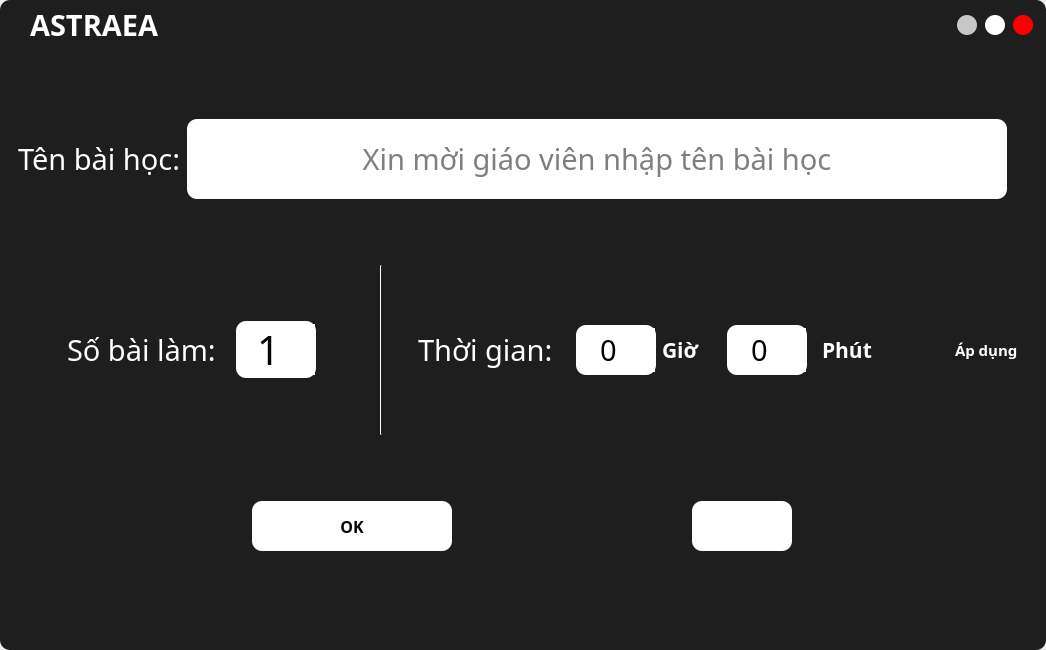
Qt form UI_Files/edit_form.ui (hoangm960/Astraea) before a commit.
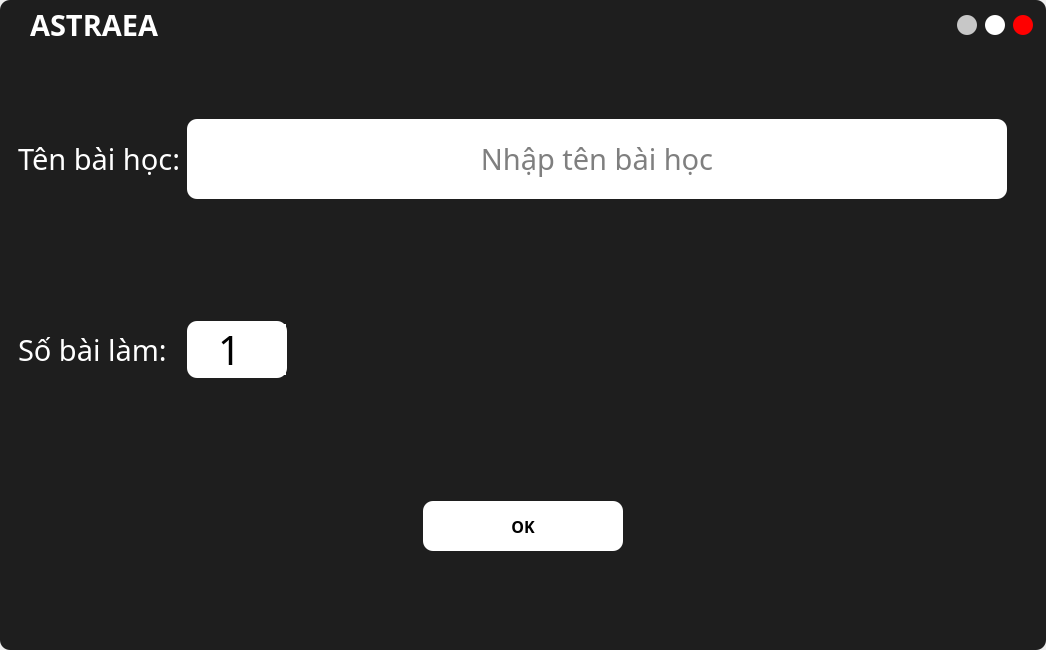
The same form after that commit. The open tabs and pages were chosen to show the change. Icons and pictures are not drawn.

```diff
--- a/UI_Files/edit_form.ui
+++ b/UI_Files/edit_form.ui
@@ -413,7 +413,7 @@
                        <set>Qt::AlignCenter</set>
                       </property>
                       <property name="placeholderText">
-                       <string>Xin mời giáo viên nhập tên bài học</string>
+                       <string>Nhập tên bài học</string>
                       </property>
                       <property name="cursorMoveStyle">
                        <enum>Qt::VisualMoveStyle</enum>
@@ -487,30 +487,17 @@
                            <number>20</number>
                           </property>
                           <property name="leftMargin">
-                           <number>0</number>
+                           <number>9</number>
                           </property>
                           <property name="topMargin">
                            <number>0</number>
                           </property>
                           <property name="rightMargin">
-                           <number>0</number>
+                           <number>30</number>
                           </property>
                           <property name="bottomMargin">
                            <number>0</number>
                           </property>
-                          <item>
-                           <spacer name="horizontalSpacer">
-                            <property name="orientation">
-                             <enum>Qt::Horizontal</enum>
-                            </property>
-                            <property name="sizeHint" stdset="0">
-                             <size>
-                              <width>40</width>
-                              <height>20</height>
-                             </size>
-                            </property>
-                           </spacer>
-                          </item>
                           <item>
                            <widget class="QLabel" name="num_label">
                             <property name="minimumSize">
@@ -533,15 +520,15 @@
                           <item>
                            <widget class="QSpinBox" name="num_entry">
                             <property name="sizePolicy">
-                             <sizepolicy hsizetype="Expanding" vsizetype="Fixed">
+                             <sizepolicy hsizetype="Preferred" vsizetype="Fixed">
                               <horstretch>0</horstretch>
                               <verstretch>0</verstretch>
                              </sizepolicy>
                             </property>
                             <property name="minimumSize">
                              <size>
-                              <width>80</width>
-                              <height>50</height>
+                              <width>100</width>
+                              <height>0</height>
                              </size>
                             </property>
                             <property name="font">
@@ -611,7 +598,7 @@
                            </widget>
                           </item>
                           <item>
-                           <spacer name="horizontalSpacer_2">
+                           <spacer name="horizontalSpacer">
                             <property name="orientation">
                              <enum>Qt::Horizontal</enum>
                             </property>
@@ -629,333 +616,6 @@
                       </layout>
                      </widget>
                     </item>
-                    <item>
-                     <widget class="QLabel" name="time_label">
-                      <property name="minimumSize">
-                       <size>
-                        <width>150</width>
-                        <height>0</height>
-                       </size>
-                      </property>
-                      <property name="font">
-                       <font>
-                        <family>iCiel Effra</family>
-                        <pointsize>22</pointsize>
-                       </font>
-                      </property>
-                      <property name="styleSheet">
-                       <string notr="true">border-left: 1px solid rgb(255,255,255);</string>
-                      </property>
-                      <property name="text">
-                       <string>    Thời gian:</string>
-                      </property>
-                     </widget>
-                    </item>
-                    <item>
-                     <widget class="QFrame" name="frame_5">
-                      <property name="minimumSize">
-                       <size>
-                        <width>80</width>
-                        <height>0</height>
-                       </size>
-                      </property>
-                      <property name="font">
-                       <font>
-                        <family>Segoe UI Black</family>
-                        <pointsize>14</pointsize>
-                        <weight>75</weight>
-                        <bold>true</bold>
-                       </font>
-                      </property>
-                      <property name="frameShape">
-                       <enum>QFrame::StyledPanel</enum>
-                      </property>
-                      <property name="frameShadow">
-                       <enum>QFrame::Raised</enum>
-                      </property>
-                      <layout class="QHBoxLayout" name="horizontalLayout_11">
-                       <item>
-                        <widget class="QSpinBox" name="Hours_entry">
-                         <property name="sizePolicy">
-                          <sizepolicy hsizetype="Expanding" vsizetype="Fixed">
-                           <horstretch>0</horstretch>
-                           <verstretch>0</verstretch>
-                          </sizepolicy>
-                         </property>
-                         <property name="minimumSize">
-                          <size>
-                           <width>80</width>
-                           <height>50</height>
-                          </size>
-                         </property>
-                         <property name="font">
-                          <font>
-                           <family>iCiel Effra Regular</family>
-                           <pointsize>22</pointsize>
-                          </font>
-                         </property>
-                         <property name="styleSheet">
-                          <string notr="true">QSpinBox {
-	border-radius: 10px;
-	color: rgb(0, 0, 0);
-	background-color: rgb(255, 255, 255);
-}
-QSpinBox::up-button {
-	background-color: rgb(255, 255, 255);
-	border-radius: 10px;
-}
-
-QSpinBox::up-button:hover {
-	background-color: rgb(223, 223, 223);
-}
-
-QSpinBox::up-button:pressed {
-	background-color: rgb(207, 207, 207);
-}
-
-QSpinBox::down-button {
-	background-color: rgb(255, 255, 255);
-	border-radius: 10px;
-}
-
-QSpinBox::down-button:hover {
-	background-color: rgb(223, 223, 223);
-}
-
-QSpinBox::down-button:pressed {
-	background-color: rgb(207, 207, 207);
-}
-
-QSpinBox::up-arrow {
-	image: url(:/images/icons/plus.png);
-    width: 10px;
-    height: 20px;
-}
-
-QSpinBox::down-arrow {
-	image: url(:/images/icons/minus.png);
-    width: 10px;
-    height: 20px;
-}</string>
-                         </property>
-                         <property name="alignment">
-                          <set>Qt::AlignCenter</set>
-                         </property>
-                         <property name="suffix">
-                          <string/>
-                         </property>
-                         <property name="minimum">
-                          <number>0</number>
-                         </property>
-                         <property name="maximum">
-                          <number>24</number>
-                         </property>
-                        </widget>
-                       </item>
-                       <item>
-                        <widget class="QLabel" name="label">
-                         <property name="minimumSize">
-                          <size>
-                           <width>50</width>
-                           <height>0</height>
-                          </size>
-                         </property>
-                         <property name="font">
-                          <font>
-                           <family>Segoe UI Black</family>
-                           <pointsize>16</pointsize>
-                           <weight>75</weight>
-                           <bold>true</bold>
-                          </font>
-                         </property>
-                         <property name="styleSheet">
-                          <string notr="true">color: rgb(255, 255, 255);
-background: transparent;</string>
-                         </property>
-                         <property name="text">
-                          <string>Giờ</string>
-                         </property>
-                        </widget>
-                       </item>
-                       <item>
-                        <widget class="QFrame" name="frame">
-                         <property name="minimumSize">
-                          <size>
-                           <width>100</width>
-                           <height>0</height>
-                          </size>
-                         </property>
-                         <property name="frameShape">
-                          <enum>QFrame::StyledPanel</enum>
-                         </property>
-                         <property name="frameShadow">
-                          <enum>QFrame::Raised</enum>
-                         </property>
-                         <layout class="QGridLayout" name="gridLayout_2">
-                          <item row="0" column="2">
-                           <widget class="QFrame" name="frame_3">
-                            <property name="minimumSize">
-                             <size>
-                              <width>70</width>
-                              <height>0</height>
-                             </size>
-                            </property>
-                            <property name="frameShape">
-                             <enum>QFrame::StyledPanel</enum>
-                            </property>
-                            <property name="frameShadow">
-                             <enum>QFrame::Raised</enum>
-                            </property>
-                            <layout class="QGridLayout" name="gridLayout">
-                             <item row="0" column="0">
-                              <widget class="QLabel" name="label_2">
-                               <property name="minimumSize">
-                                <size>
-                                 <width>80</width>
-                                 <height>0</height>
-                                </size>
-                               </property>
-                               <property name="font">
-                                <font>
-                                 <family>Segoe UI Black</family>
-                                 <pointsize>16</pointsize>
-                                 <weight>75</weight>
-                                 <bold>true</bold>
-                                </font>
-                               </property>
-                               <property name="styleSheet">
-                                <string notr="true">color: rgb(255, 255, 255);
-background: transparent;</string>
-                               </property>
-                               <property name="text">
-                                <string>Phút</string>
-                               </property>
-                              </widget>
-                             </item>
-                            </layout>
-                           </widget>
-                          </item>
-                          <item row="0" column="1">
-                           <widget class="QSpinBox" name="Minutes_entry">
-                            <property name="sizePolicy">
-                             <sizepolicy hsizetype="Expanding" vsizetype="Fixed">
-                              <horstretch>0</horstretch>
-                              <verstretch>0</verstretch>
-                             </sizepolicy>
-                            </property>
-                            <property name="minimumSize">
-                             <size>
-                              <width>80</width>
-                              <height>50</height>
-                             </size>
-                            </property>
-                            <property name="font">
-                             <font>
-                              <family>iCiel Effra Regular</family>
-                              <pointsize>22</pointsize>
-                             </font>
-                            </property>
-                            <property name="styleSheet">
-                             <string notr="true">QSpinBox {
-	border-radius: 10px;
-	color: rgb(0, 0, 0);
-	background-color: rgb(255, 255, 255);
-}
-QSpinBox::up-button {
-	background-color: rgb(255, 255, 255);
-	border-radius: 10px;
-}
-
-QSpinBox::up-button:hover {
-	background-color: rgb(223, 223, 223);
-}
-
-QSpinBox::up-button:pressed {
-	background-color: rgb(207, 207, 207);
-}
-
-QSpinBox::down-button {
-	background-color: rgb(255, 255, 255);
-	border-radius: 10px;
-}
-
-QSpinBox::down-button:hover {
-	background-color: rgb(223, 223, 223);
-}
-
-QSpinBox::down-button:pressed {
-	background-color: rgb(207, 207, 207);
-}
-
-QSpinBox::up-arrow {
-	image: url(:/images/icons/plus.png);
-    width: 10px;
-    height: 20px;
-}
-
-QSpinBox::down-arrow {
-	image: url(:/images/icons/minus.png);
-    width: 10px;
-    height: 20px;
-}</string>
-                            </property>
-                            <property name="alignment">
-                             <set>Qt::AlignCenter</set>
-                            </property>
-                            <property name="suffix">
-                             <string/>
-                            </property>
-                            <property name="minimum">
-                             <number>0</number>
-                            </property>
-                            <property name="maximum">
-                             <number>60</number>
-                            </property>
-                           </widget>
-                          </item>
-                         </layout>
-                        </widget>
-                       </item>
-                       <item>
-                        <widget class="QFrame" name="frame_6">
-                         <property name="minimumSize">
-                          <size>
-                           <width>100</width>
-                           <height>0</height>
-                          </size>
-                         </property>
-                         <property name="frameShape">
-                          <enum>QFrame::StyledPanel</enum>
-                         </property>
-                         <property name="frameShadow">
-                          <enum>QFrame::Raised</enum>
-                         </property>
-                         <layout class="QGridLayout" name="gridLayout_3">
-                          <item row="1" column="0">
-                           <widget class="QCheckBox" name="checkBox">
-                            <property name="font">
-                             <font>
-                              <family>Segoe UI Black</family>
-                              <pointsize>11</pointsize>
-                              <weight>75</weight>
-                              <bold>true</bold>
-                             </font>
-                            </property>
-                            <property name="styleSheet">
-                             <string notr="true">color: rgb(255, 255, 255);
-background: transparent;</string>
-                            </property>
-                            <property name="text">
-                             <string>Áp dụng</string>
-                            </property>
-                           </widget>
-                          </item>
-                         </layout>
-                        </widget>
-                       </item>
-                      </layout>
-                     </widget>
-                    </item>
                    </layout>
                   </widget>
                  </item>
@@ -1020,59 +680,6 @@
                       </property>
                      </widget>
                     </item>
-                    <item>
-                     <widget class="QPushButton" name="load_btn">
-                      <property name="minimumSize">
-                       <size>
-                        <width>80</width>
-                        <height>50</height>
-                       </size>
-                      </property>
-                      <property name="maximumSize">
-                       <size>
-                        <width>100</width>
-                        <height>50</height>
-                       </size>
-                      </property>
-                      <property name="font">
-                       <font>
-                        <family>Montserrat</family>
-                        <pointsize>12</pointsize>
-                        <weight>75</weight>
-                        <bold>true</bold>
-                       </font>
-                      </property>
-                      <property name="styleSheet">
-                       <string notr="true">QPushButton {
-	background-color: rgb(255, 255, 255);
-	border-radius: 10px;
-}
-
-QPushButton:hover {
-	background-color: rgba(0, 0, 0, 150);
-	color: rgb(255, 255, 255);
-}
-
-QPushButton:pressed {
-	background-color: rgb(0, 0, 0);
-	color: rgb(255, 255, 255);
-}</string>
-                      </property>
-                      <property name="text">
-                       <string/>
-                      </property>
-                      <property name="icon">
-                       <iconset resource="Resources.qrc">
-                        <normaloff>:/images/icons/folder_open.png</normaloff>:/images/icons/folder_open.png</iconset>
-                      </property>
-                      <property name="iconSize">
-                       <size>
-                        <width>50</width>
-                        <height>80</height>
-                       </size>
-                      </property>
-                     </widget>
-                    </item>
                    </layout>
                   </widget>
                  </item>
```
Left out of the diff: 2 changed lines with no effect on the pictures.
